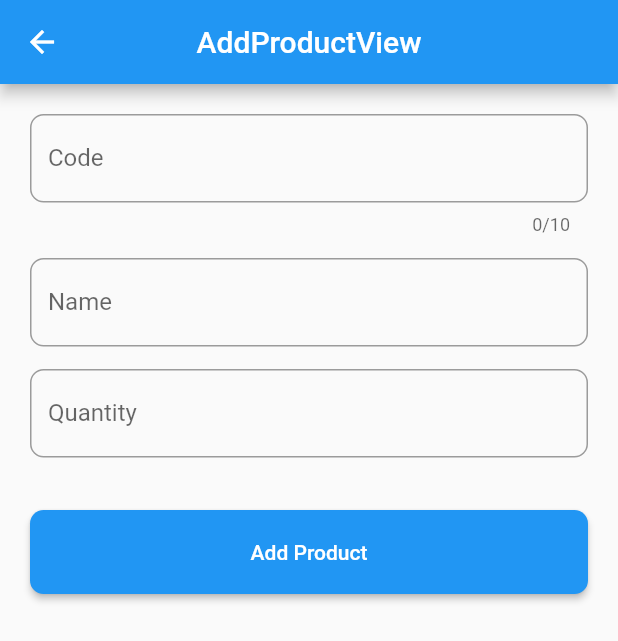
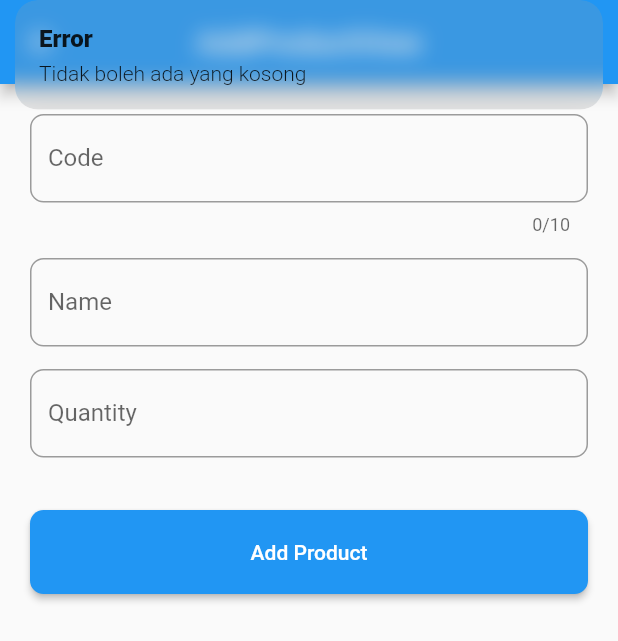
Before and after one commit to C9Teenz/qr_code, a Flutter app: the AddProductView screen opened by its route, after a tap on "Add Product", on a phone screen of 412 x 824 dp. Shown: the top 641 px of the screen. Run offline on Flutter 3.47's test engine with Material 2 defaults, Android fonts, the phone set to English and light mode, and no system bars; our stand-ins replace cloud_firestore, firebase_auth, firebase_core, get; accounts and stored records are empty.

Commit message:
add function add product

```diff
--- a/lib/app/modules/add_product/views/add_product_view.dart
+++ b/lib/app/modules/add_product/views/add_product_view.dart
@@ -62,9 +62,24 @@ class AddProductView extends GetView<AddProductController> {
                 shape: RoundedRectangleBorder(
                     borderRadius: BorderRadius.circular(9))),
             onPressed: () async {
-              controller.isLoading(true);
-              //....
-              controller.isLoading(false);
+              if (controller.isLoading.isFalse) {
+                if (codeC.text.isNotEmpty &&
+                    nameC.text.isNotEmpty &&
+                    qtyC.text.isNotEmpty) {
+                  controller.isLoading(true);
+                  Map<String, dynamic> result = await controller.addProduct({
+                    'code': codeC.text,
+                    'name': nameC.text,
+                    'quantity': int.tryParse(qtyC.text) ?? 0,
+                  });
+                  controller.isLoading(false);
+                  Get.back();
+                  Get.snackbar(result['error'] == true ? 'Failed' : 'Success',
+                      result['message']);
+                } else {
+                  Get.snackbar('Error', 'Tidak boleh ada yang kosong');
+                }
+              }
             },
             child: Obx(
               () => Text(
```
Also changed, not shown: lib/app/modules/add_product/controllers/add_product_controller.dart (+21 -0 lines).
